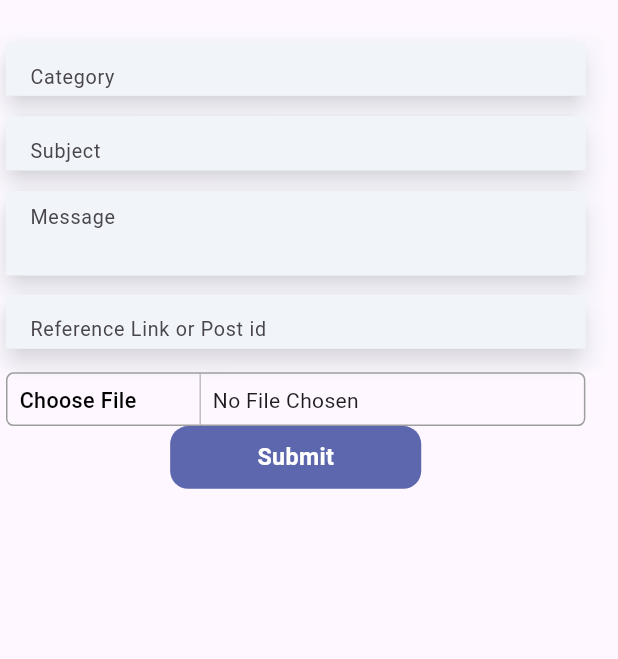
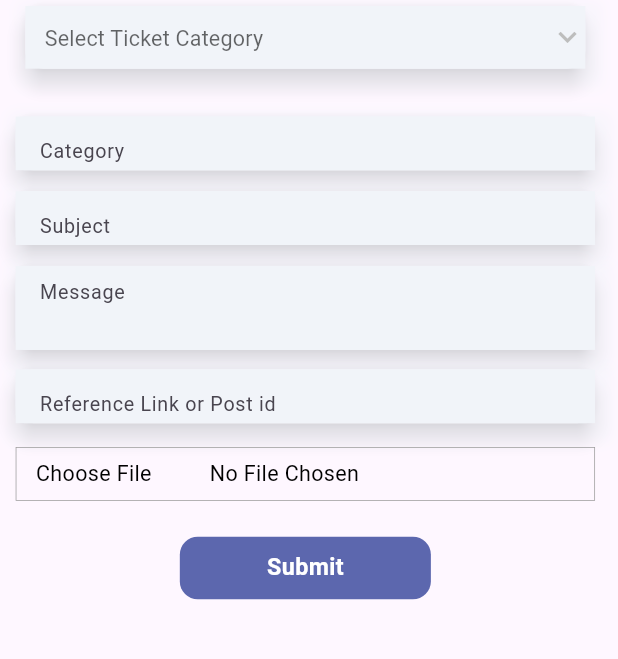
Before and after one commit to thohid44/TripShipTask, a Flutter app: the TripSupportTicketPage screen opened directly, on a phone screen of 412 x 824 dp, the part 84-743 px from its top. Run offline on Flutter 3.47's test engine with Material 3 defaults, Android fonts, the light colour scheme and no system bars; our stand-ins replace date_format, dropdown_button2, flutter_rating_bar, flutter_rating_stars, flutter_screenutil, fluttertoast and 10 more; missing offline and left inert: flutter_facebook_auth, flutter_polyline_points, google_place, super_tooltip; accounts and stored records are empty; network calls fail.

Commit message:
28 dec 23 ps

```diff
--- a/lib/main.dart
+++ b/lib/main.dart
@@ -76,7 +76,7 @@
           debugShowCheckedModeBanner: false,
           title: 'TripShipTask',
           theme: ThemeData(
-            primarySwatch: Colors.blue
+            primarySwatch: Colors.blue,
             primaryColor: Colors.black,
           ),
           home: child,
@@ -88,12 +88,16 @@
 
   ///
   bool checkUserType() {
+
     var result1 = _box.read(LocalStoreKey.token.toString());
     if (result1 != null) {
+
       return true;
+
     }
 
     return false;
+
   }
 }
 
--- a/lib/pages/Ship/views/send_a_package.dart
+++ b/lib/pages/Ship/views/send_a_package.dart
@@ -94,6 +94,7 @@
   var packageName;
   String? package;
   bool isPackageSelect = false;
+
   List<Map<String, dynamic>> packageList = [
     {"id": 1, "name": "Small Envelope", "slug": "Small Envelope"},
     {"id": 2, "name": "Large Envelope", "slug": "Large Envelope"},
--- a/lib/support_Ticket/controller/support_controller.dart
+++ b/lib/support_Ticket/controller/support_controller.dart
@@ -7,6 +7,8 @@
 import 'package:tripshiptask/Utils/app_constants.dart';
 import 'package:tripshiptask/Utils/localstorekey.dart';
 import 'package:http/http.dart' as http;
+import 'package:tripshiptask/pages/Ship/model/my_ship_model.dart';
+import 'package:tripshiptask/support_Ticket/model/ticket_category_model.dart';
 
 class SupportController extends GetxController {
   final _box = GetStorage();
@@ -16,6 +18,12 @@
   var message = ''.obs;
   var refLink = ''.obs;
   var file = ''.obs;
+
+  void onInit() {
+
+    super.onInit();
+     getTicketCategory();
+  }
 
   supportSumbit() async {
     var token = _box.read(LocalStoreKey.token);
@@ -53,7 +61,9 @@
       print("Error $e");
     }
   }
-var isLoading =false.obs;
+
+  var isLoading = false.obs;
+  List<TicketCategoryModel> ticketCategoryList = <TicketCategoryModel>[].obs;
 
   getTicketCategory() async {
     var token = _box.read(LocalStoreKey.token);
@@ -70,9 +80,11 @@
       if (response.statusCode == 200) {
         var jsonData = jsonDecode(response.body);
         print(jsonData);
+           for (Map<String, dynamic> index in jsonData) {
+          ticketCategoryList.add(TicketCategoryModel.fromJson(index));
+        }
 
-        // MyShipModel data = MyShipModel.fromJson(jsonData);
-        // myShip = data.data;
+
         isLoading(false);
       }
     } catch (e) {
@@ -81,7 +93,7 @@
     }
   }
 
-    getMyTicket() async {
+  getMyTicket() async {
     var token = _box.read(LocalStoreKey.token);
 
     try {
@@ -97,8 +109,7 @@
         var jsonData = jsonDecode(response.body);
         print(jsonData);
 
-        // MyShipModel data = MyShipModel.fromJson(jsonData);
-        // myShip = data.data;
+
         isLoading(false);
       }
     } catch (e) {
@@ -106,5 +117,4 @@
       print("Error $e");
     }
   }
-
 }
--- /dev/null
+++ b/lib/support_Ticket/model/ticket_category_model.dart
@@ -0,0 +1,21 @@
+import 'dart:convert';
+
+List<TicketCategoryModel> ticketCategoryModelFromJson(String str) =>
+    List<TicketCategoryModel>.from(
+        json.decode(str).map((x) => TicketCategoryModel.fromJson(x)));
+
+class TicketCategoryModel {
+  int? id;
+  String? name;
+
+  TicketCategoryModel({
+    this.id,
+    this.name,
+  });
+
+  factory TicketCategoryModel.fromJson(Map<String, dynamic> json) =>
+      TicketCategoryModel(
+        id: json["id"],
+        name: json["name"],
+      );
+}
--- a/lib/support_Ticket/view/trip_support_ticket.dart
+++ b/lib/support_Ticket/view/trip_support_ticket.dart
@@ -2,6 +2,7 @@
 import 'package:flutter_screenutil/flutter_screenutil.dart';
 import 'package:get/get.dart';
 import 'package:image_picker/image_picker.dart';
+import 'package:tripshiptask/Email_Verify/view/email_verification.dart';
 import 'package:tripshiptask/Utils/colors.dart';
 import 'package:tripshiptask/Widget/customButtonOne.dart';
 import 'package:tripshiptask/Widget/customTextForm.dart';
@@ -36,12 +37,63 @@
       print(image);
     });
   }
+
+  var selectTicket;
+  var selectCategoryType;
+  bool isTicket = false;
+  String? selectedTicketValue;
   @override
   Widget build(BuildContext context) {
     return Scaffold(
       appBar: customAppBar(),
-      body: Column(
+      body: Padding(
+        padding: EdgeInsets.symmetric(horizontal: 5.w),
+        child: Column(
           children: [
+            Card(
+              elevation: 5,
+              child: Container(
+                  padding: EdgeInsets.only(left: 10.w),
+                  decoration: BoxDecoration(color: primaryColor, boxShadow: [
+                    BoxShadow(
+                      color:
+                          Color(0xffF1F4F9).withOpacity(0.5), //color of shadow
+                      spreadRadius: 8, //spread radius
+                      blurRadius: 7, // blur radius
+                      offset: Offset(3, 5), // changes position of shadow
+                    ),
+                  ]),
+                  alignment: Alignment.center,
+                  height: 35.h,
+                  width: 290.w,
+                  child: DropdownButton(
+                      isExpanded: true,
+                      hint: Text(
+                        "${isTicket ? selectTicket : "Select Ticket Category"}",
+                        style: TextStyle(
+                            fontSize: 12.sp, fontWeight: FontWeight.normal),
+                      ),
+                      underline: SizedBox(),
+                      icon: const Icon(Icons.keyboard_arrow_down),
+                      value: selectedTicketValue,
+                      items: supportCon.ticketCategoryList
+                          .map((e) => DropdownMenuItem(
+                                onTap: () {
+                                  selectTicket = e.name;
+                                },
+                                value: e.id,
+                                child: Text(
+                                  "${e.name}",
+                                ),
+                              ))
+                          .toList(),
+                      onChanged: (value) {
+                        var id = value;
+
+                        supportCon.category.value = id.toString();
+                          print("Ticket Id ${supportCon.category.value}");
+                      })),
+            ),
             SizedBox(
               height: 20.h,
             ),
@@ -49,7 +101,7 @@
               width: 300.w,
               height: 30.h,
               hinttext: "Category",
-            onChanged: (value){
+              onChanged: (value) {
                 supportCon.category.value = value;
                 print("Subject ${supportCon.category.value}");
               },
@@ -61,7 +113,7 @@
               width: 300.w,
               height: 30.h,
               hinttext: "Subject",
-            onChanged: (value){
+              onChanged: (value) {
                 supportCon.subject.value = value;
                 print("Subject ${supportCon.subject.value}");
               },
@@ -79,8 +131,8 @@
                     borderRadius: BorderRadius.circular(5.r),
                     boxShadow: [
                       BoxShadow(
-                      color:
-                          Color(0xffF1F4F9).withOpacity(0.5), //color of shadow
+                        color: Color(0xffF1F4F9)
+                            .withOpacity(0.5), //color of shadow
                         spreadRadius: 8, //spread radius
                         blurRadius: 7, // blur radius
                         offset: Offset(3, 5), // changes position of shadow
@@ -93,8 +145,8 @@
                   style: TextStyle(fontSize: 11.sp),
                   decoration: InputDecoration(
                     hintText: 'Message',
-                  hintStyle:
-                      TextStyle(fontWeight: FontWeight.normal, fontSize: 11.sp),
+                    hintStyle: TextStyle(
+                        fontWeight: FontWeight.normal, fontSize: 11.sp),
                     filled: true,
                     fillColor: primaryColor,
                     border: InputBorder.none,
@@ -107,7 +159,7 @@
                     }
                     return null;
                   },
-                  onChanged: (value){
+                  onChanged: (value) {
                     supportCon.message.value = value;
                     print("Message ${supportCon.message.value}");
                   },
@@ -121,7 +173,7 @@
               width: 300.w,
               height: 30.h,
               hinttext: "Reference Link or Post id",
-                onChanged: (value){
+              onChanged: (value) {
                 supportCon.refLink.value = value;
                 print("Reference  ${supportCon.refLink.value}");
               },
@@ -133,27 +185,24 @@
               width: 300.w,
               height: 30.h,
               decoration: BoxDecoration(
-              border: Border.all(color: Colors.grey),
-              borderRadius: BorderRadius.circular(5.0),
+                border: Border.all(width: 0.4.w, color: Colors.grey),
               ),
               child: Row(
                 children: [
                   InkWell(
                     onTap: () {
-                     uploadTicketFile() ;
+                      uploadTicketFile();
                     },
                     child: Container(
                       width: 100.w,
-                    padding: EdgeInsets.all(8.0),
-                    decoration: BoxDecoration(
-                      border: Border(
-                        right: BorderSide(width: 0.5.w, color: Colors.grey),
-                      ),
-                    ),
+                      alignment: Alignment.centerLeft,
+                      height: 35.h,
+                      padding: EdgeInsets.only(left: 10.w),
+                      decoration: BoxDecoration(),
                       child: Text(
                         'Choose File',
                         style: TextStyle(
-                        fontWeight: FontWeight.w500,
+                          fontWeight: FontWeight.normal,
                           fontSize: 12.sp,
                           color: Colors.black,
                         ),
@@ -161,12 +210,32 @@
                     ),
                   ),
                   Container(
-                  padding: EdgeInsets.all(8.0),
+                    alignment: Alignment.centerLeft,
+                    height: 35.h,
                     decoration: BoxDecoration(),
-                  child: image != null? Text("File Selected") : Text("No File Chosen"),
+                    child: image != null
+                        ? Text(
+                            "File Selected",
+                            style: TextStyle(
+                              fontWeight: FontWeight.normal,
+                              fontSize: 12.sp,
+                              color: Colors.black,
+                            ),
+                          )
+                        : Text(
+                            "No File Chosen",
+                            style: TextStyle(
+                              fontWeight: FontWeight.normal,
+                              fontSize: 12.sp,
+                              color: Colors.black,
+                            ),
+                          ),
                   ),
                 ],
               ),
+            ),
+            SizedBox(
+              height: 20.h,
             ),
             CustomButtonOne(
                 title: "Submit",
@@ -176,7 +245,6 @@
                 radius: 10.r,
                 fontSize: 13.sp,
                 onTab: () {
-
                   supportCon.supportSumbit();
 
                   40.h;
@@ -186,6 +254,7 @@
                 }),
           ],
         ),
+      ),
     );
   }
 }
```
Also changed, not shown: pubspec.lock. Lines whose indentation alone changed are shown as unchanged.
